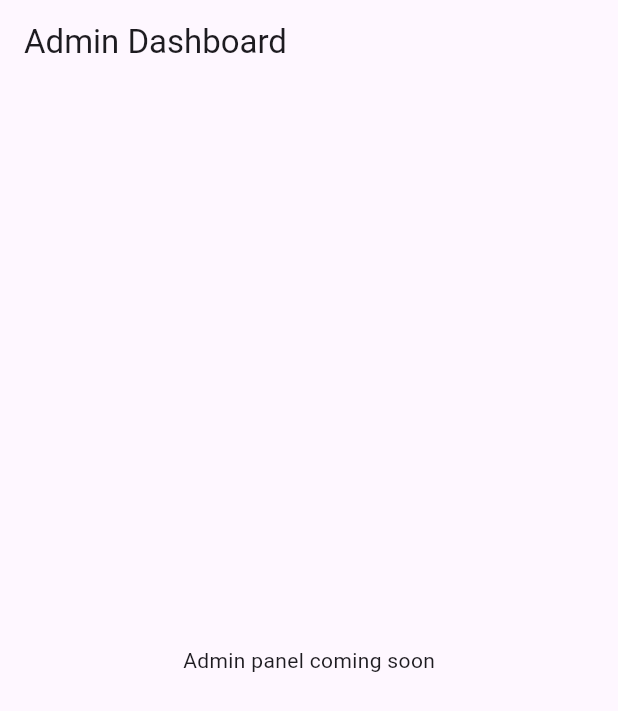
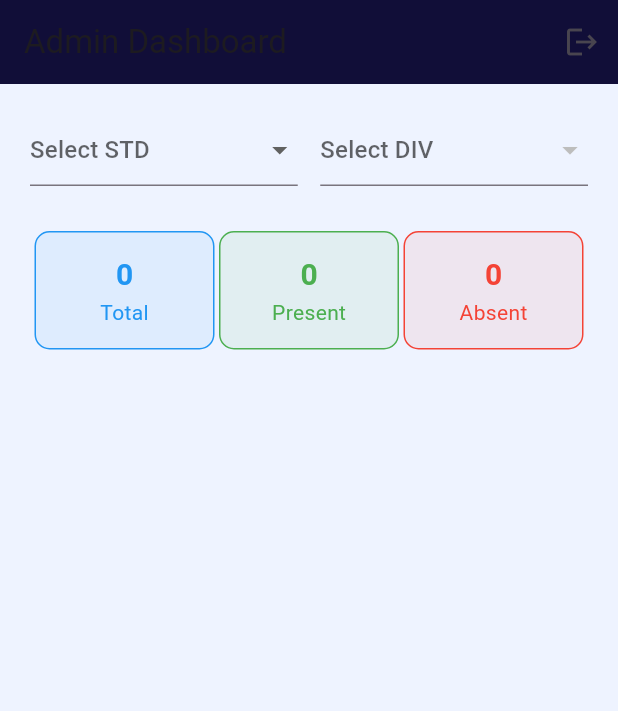
Before and after one commit to vidyakunj/vidyakunj-full-ready, a Flutter app: the AdminDashboard screen opened directly, on a phone screen of 412 x 824 dp. Shown: the top 711 px of the screen. Run offline on Flutter 3.47's test engine with Material 3 defaults, Android fonts, the phone set to English and light mode, and no system bars; our stand-ins replace csv, file_picker, shared_preferences; accounts and stored records are empty.

Commit message:
Update admin_dashboard.dart

```diff
--- a/lib/screens/admin_dashboard.dart
+++ b/lib/screens/admin_dashboard.dart
@@ -1,13 +1,173 @@
 import 'package:flutter/material.dart';
+import 'package:shared_preferences/shared_preferences.dart';
+import 'package:http/http.dart' as http;
+import 'dart:convert';
 
-class AdminDashboard extends StatelessWidget {
+import '../config.dart';
+import 'login_screen.dart';
+
+class AdminDashboard extends StatefulWidget {
   const AdminDashboard({super.key});
 
   @override
+  State<AdminDashboard> createState() => _AdminDashboardState();
+}
+
+class _AdminDashboardState extends State<AdminDashboard> {
+  String? selectedStd;
+  String? selectedDiv;
+  List<String> divisions = [];
+
+  int totalStudents = 0;
+  int presentStudents = 0;
+  int absentStudents = 0;
+
+  final List<String> stdOptions = List.generate(12, (i) => "${i + 1}");
+
+  Future<void> _logout() async {
+    final prefs = await SharedPreferences.getInstance();
+    await prefs.clear();
+    Navigator.pushReplacement(
+      context,
+      MaterialPageRoute(builder: (_) => const LoginScreen()),
+    );
+  }
+
+  Future<void> loadDivisions() async {
+    if (selectedStd == null) return;
+
+    final uri = Uri.parse("$SERVER_URL/divisions?std=$selectedStd");
+    final res = await http.get(uri);
+
+    if (res.statusCode == 200) {
+      final data = jsonDecode(res.body);
+      setState(() {
+        divisions =
+            (data["divisions"] ?? []).map<String>((e) => e.toString()).toList();
+      });
+    }
+  }
+
+  Future<void> loadStudents() async {
+    if (selectedStd == null || selectedDiv == null) return;
+
+    final uri = Uri.parse(
+        "$SERVER_URL/students?std=$selectedStd&div=$selectedDiv");
+    final res = await http.get(uri);
+
+    if (res.statusCode == 200) {
+      final data = jsonDecode(res.body);
+
+      final list = data["students"] ?? [];
+
+      setState(() {
+        totalStudents = list.length;
+        presentStudents = list.where((s) => s["isPresent"] == true).length;
+        absentStudents = list.where((s) => s["isPresent"] == false).length;
+      });
+    }
+  }
+
+  @override
   Widget build(BuildContext context) {
+    const navy = Color(0xFF110E38);
+
     return Scaffold(
-      appBar: AppBar(title: const Text("Admin Dashboard")),
-      body: const Center(child: Text("Admin panel coming soon")),
+      backgroundColor: const Color(0xffeef3ff),
+      appBar: AppBar(
+        backgroundColor: navy,
+        title: const Text("Admin Dashboard"),
+        actions: [
+          IconButton(
+            icon: const Icon(Icons.logout),
+            onPressed: _logout,
+          )
+        ],
+      ),
+
+      body: Padding(
+        padding: const EdgeInsets.all(20),
+        child: Column(
+          children: [
+            Row(
+              children: [
+                Expanded(
+                  child: DropdownButtonFormField(
+                    value: selectedStd,
+                    hint: const Text("Select STD"),
+                    items: stdOptions
+                        .map((e) => DropdownMenuItem(
+                              value: e,
+                              child: Text(e),
+                            ))
+                        .toList(),
+                    onChanged: (v) {
+                      setState(() => selectedStd = v);
+                      loadDivisions();
+                    },
+                  ),
+                ),
+                const SizedBox(width: 15),
+                Expanded(
+                  child: DropdownButtonFormField(
+                    value: selectedDiv,
+                    hint: const Text("Select DIV"),
+                    items: divisions
+                        .map((e) => DropdownMenuItem(
+                              value: e,
+                              child: Text(e),
+                            ))
+                        .toList(),
+                    onChanged: (v) {
+                      setState(() => selectedDiv = v);
+                      loadStudents();
+                    },
+                  ),
+                )
+              ],
+            ),
+
+            const SizedBox(height: 30),
+
+            Row(
+              mainAxisAlignment: MainAxisAlignment.spaceEvenly,
+              children: [
+                _box("Total", totalStudents, Colors.blue),
+                _box("Present", presentStudents, Colors.green),
+                _box("Absent", absentStudents, Colors.red),
+              ],
+            )
+          ],
+        ),
+      ),
+    );
+  }
+
+  Widget _box(String title, int value, Color color) {
+    return Container(
+      padding: const EdgeInsets.all(14),
+      width: 120,
+      decoration: BoxDecoration(
+        color: color.withOpacity(.08),
+        borderRadius: BorderRadius.circular(10),
+        border: Border.all(color: color),
+      ),
+      child: Column(
+        children: [
+          Text(
+            "$value",
+            style: TextStyle(
+              color: color,
+              fontSize: 20,
+              fontWeight: FontWeight.bold,
+            ),
+          ),
+          Text(
+            title,
+            style: TextStyle(color: color),
+          ),
+        ],
+      ),
     );
   }
 }
```
